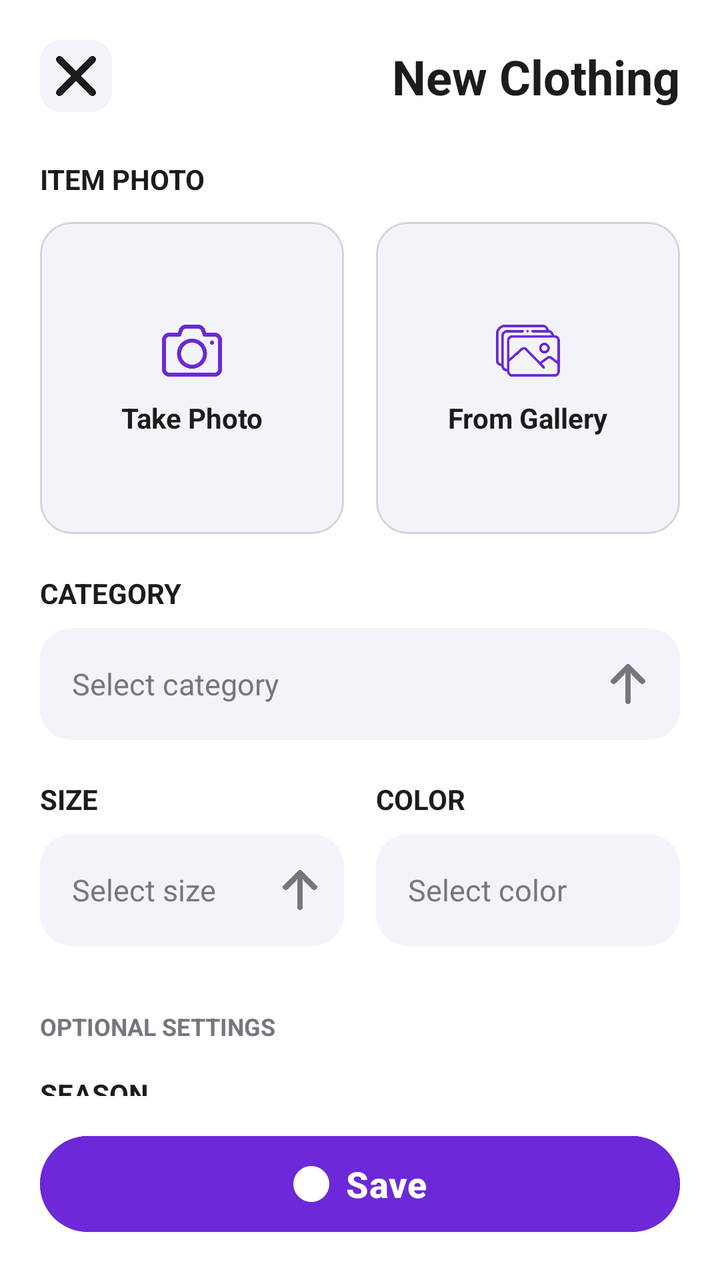
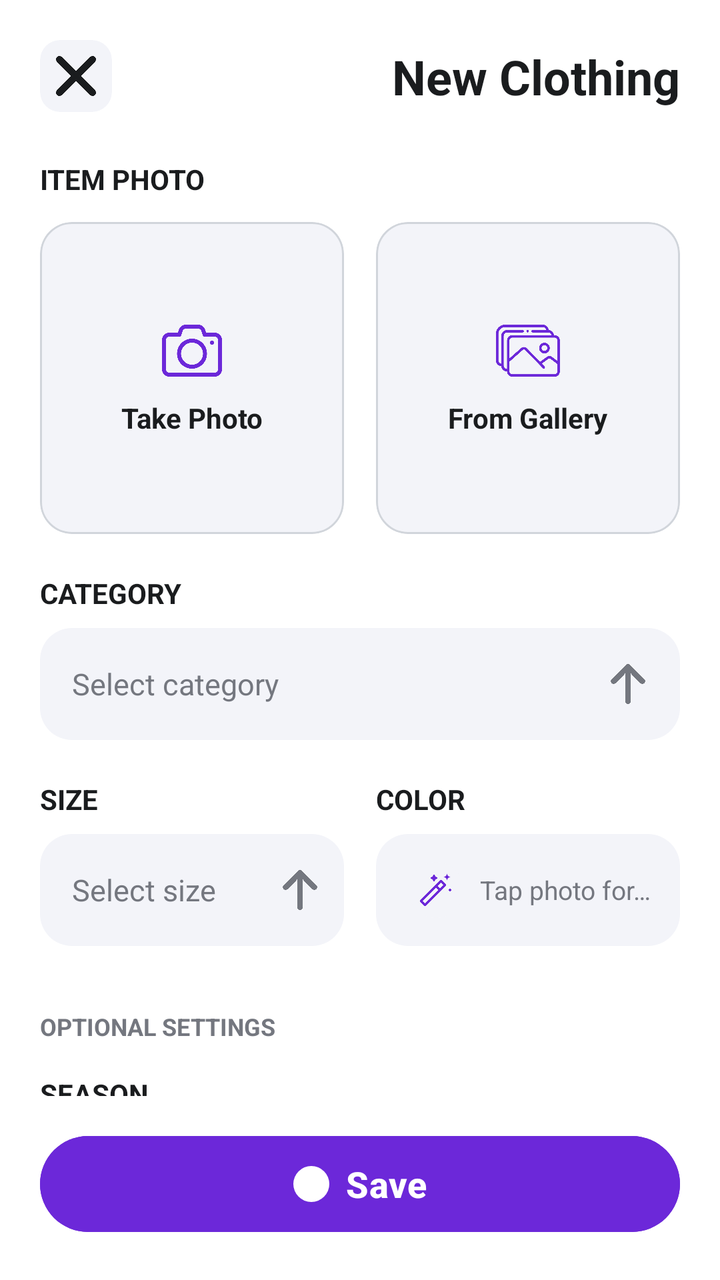

Before-and-after screenshots of an Android layout around one commit, followed by the original layout XML and the change that was made.
<!-- AndroidManifest.xml: application theme Theme.Project -->
<!-- res/layout/activity_add_item.xml -->
<?xml version="1.0" encoding="utf-8"?>
<androidx.constraintlayout.widget.ConstraintLayout xmlns:android="http://schemas.android.com/apk/res/android"
    xmlns:app="http://schemas.android.com/apk/res-auto"
    xmlns:tools="http://schemas.android.com/tools"
    android:layout_width="match_parent"
    android:layout_height="match_parent"
    android:background="@color/white"
    android:fitsSystemWindows="true"
    tools:context=".AddItemActivity">

    
    <com.google.android.material.card.MaterialCardView
        android:id="@+id/cv_close"
        android:layout_width="36dp"
        android:layout_height="36dp"
        android:layout_marginStart="20dp"
        android:layout_marginTop="20dp"
        app:cardBackgroundColor="#F3F4F9"
        app:cardCornerRadius="10dp"
        app:cardElevation="0dp"
        app:layout_constraintStart_toStartOf="parent"
        app:layout_constraintTop_toTopOf="parent"
        app:strokeWidth="0dp">

        <ImageView
            android:layout_width="20dp"
            android:layout_height="20dp"
            android:layout_gravity="center"
            android:contentDescription="Close"
            android:src="@drawable/xbutton"
            app:tint="#1A1C1E" />
    </com.google.android.material.card.MaterialCardView>

    <TextView
        android:id="@+id/tv_title"
        android:layout_width="wrap_content"
        android:layout_height="wrap_content"
        android:layout_marginEnd="20dp"
        android:text="New Clothing"
        android:textColor="#1A1C1E"
        android:textSize="24sp"
        android:textStyle="bold"
        app:layout_constraintBottom_toBottomOf="@id/cv_close"
        app:layout_constraintEnd_toEndOf="parent"
        app:layout_constraintTop_toTopOf="@id/cv_close" />

    <ScrollView
        android:layout_width="match_parent"
        android:layout_height="0dp"
        android:layout_marginTop="24dp"
        android:layout_marginBottom="16dp"
        android:clipToPadding="false"
        android:fillViewport="true"
        android:scrollbars="none"
        app:layout_constraintBottom_toTopOf="@id/btn_save"
        app:layout_constraintTop_toBottomOf="@id/cv_close">

        <LinearLayout
            android:layout_width="match_parent"
            android:layout_height="wrap_content"
            android:orientation="vertical"
            android:paddingHorizontal="20dp">

            
            <LinearLayout
                android:layout_width="wrap_content"
                android:layout_height="wrap_content"
                android:orientation="horizontal">
                <TextView
                    android:layout_width="wrap_content"
                    android:layout_height="wrap_content"
                    android:text="ITEM PHOTO"
                    android:textColor="#1A1C1E"
                    android:textSize="14sp"
                    android:textStyle="bold" />
                <TextView
                    android:id="@+id/tv_photo_asterisk"
                    android:layout_width="wrap_content"
                    android:layout_height="wrap_content"
                    android:text=" *"
                    android:textColor="#FF0000"
                    android:textSize="14sp"
                    android:textStyle="bold"
                    android:visibility="gone" />
            </LinearLayout>

            <FrameLayout
                android:layout_width="match_parent"
                android:layout_height="156dp"
                android:layout_marginTop="12dp">

                <LinearLayout
                    android:id="@+id/ll_photo_options"
                    android:layout_width="match_parent"
                    android:layout_height="match_parent"
                    android:baselineAligned="false"
                    android:orientation="horizontal">

                    <com.google.android.material.card.MaterialCardView
                        android:id="@+id/ll_take_photo"
                        android:layout_width="0dp"
                        android:layout_height="match_parent"
                        android:layout_marginEnd="8dp"
                        android:layout_weight="1"
                        android:clickable="true"
                        android:focusable="true"
                        app:cardBackgroundColor="#F3F4F9"
                        app:cardCornerRadius="16dp"
                        app:cardElevation="0dp"
                        app:strokeColor="#D1D5DB"
                        app:strokeWidth="1dp">

                        <LinearLayout
                            android:layout_width="match_parent"
                            android:layout_height="match_parent"
                            android:gravity="center"
                            android:orientation="vertical">

                            <ImageView
                                android:layout_width="32dp"
                                android:layout_height="32dp"
                                android:contentDescription="Take Photo Icon"
                                android:src="@drawable/camera"
                                app:tint="#6C28D9" />

                            <TextView
                                android:layout_width="wrap_content"
                                android:layout_height="wrap_content"
                                android:layout_marginTop="8dp"
                                android:text="Take Photo"
                                android:textColor="#1A1C1E"
                                android:textSize="14sp"
                                android:textStyle="bold" />
                        </LinearLayout>
                    </com.google.android.material.card.MaterialCardView>

                    <com.google.android.material.card.MaterialCardView
                        android:id="@+id/ll_from_gallery"
                        android:layout_width="0dp"
                        android:layout_height="match_parent"
                        android:layout_marginStart="8dp"
                        android:layout_weight="1"
                        android:clickable="true"
                        android:focusable="true"
                        app:cardBackgroundColor="#F3F4F9"
                        app:cardCornerRadius="16dp"
                        app:cardElevation="0dp"
                        app:strokeColor="#D1D5DB"
                        app:strokeWidth="1dp">

                        <LinearLayout
                            android:layout_width="match_parent"
                            android:layout_height="match_parent"
                            android:gravity="center"
                            android:orientation="vertical">

                            <ImageView
                                android:layout_width="32dp"
                                android:layout_height="32dp"
                                android:contentDescription="From Gallery Icon"
                                android:src="@drawable/gallery"
                                app:tint="#6C28D9" />

                            <TextView
                                android:layout_width="wrap_content"
                                android:layout_height="wrap_content"
                                android:layout_marginTop="8dp"
                                android:text="From Gallery"
                                android:textColor="#1A1C1E"
                                android:textSize="14sp"
                                android:textStyle="bold" />
                        </LinearLayout>
                    </com.google.android.material.card.MaterialCardView>
                </LinearLayout>

                <com.google.android.material.card.MaterialCardView
                    android:id="@+id/cv_photo_preview"
                    android:layout_width="match_parent"
                    android:layout_height="match_parent"
                    android:visibility="gone"
                    app:cardBackgroundColor="#F3F4F9"
                    app:cardCornerRadius="16dp"
                    app:cardElevation="0dp"
                    app:strokeColor="#D1D5DB"
                    app:strokeWidth="1dp">

                    <ImageView
                        android:id="@+id/iv_photo_preview"
                        android:layout_width="match_parent"
                        android:layout_height="match_parent"
                        android:clickable="true"
                        android:focusable="true"
                        android:scaleType="centerCrop" />

                    <LinearLayout
                        android:layout_width="wrap_content"
                        android:layout_height="wrap_content"
                        android:layout_gravity="top|end"
                        android:layout_margin="12dp"
                        android:orientation="horizontal">

                        <com.google.android.material.card.MaterialCardView
                            android:id="@+id/cv_crop_photo"
                            android:layout_width="32dp"
                            android:layout_height="32dp"
                            android:layout_marginEnd="8dp"
                            app:cardBackgroundColor="#80000000"
                            app:cardCornerRadius="10dp"
                            app:cardElevation="0dp"
                            app:strokeWidth="0dp">

                            <ImageView
                                android:layout_width="16dp"
                                android:layout_height="16dp"
                                android:layout_gravity="center"
                                android:contentDescription="Crop photo"
                                android:src="@drawable/crop"
                                app:tint="@color/white" />
                        </com.google.android.material.card.MaterialCardView>

                        <com.google.android.material.card.MaterialCardView
                            android:id="@+id/cv_remove_photo"
                            android:layout_width="32dp"
                            android:layout_height="32dp"
                            app:cardBackgroundColor="#80000000"
                            app:cardCornerRadius="10dp"
                            app:cardElevation="0dp"
                            app:strokeWidth="0dp">

                            <ImageView
                                android:layout_width="16dp"
                                android:layout_height="16dp"
                                android:layout_gravity="center"
                                android:contentDescription="Remove photo"
                                android:src="@drawable/xbutton"
                                app:tint="@color/white" />
                        </com.google.android.material.card.MaterialCardView>
                    </LinearLayout>
                </com.google.android.material.card.MaterialCardView>
            </FrameLayout>

            
            <LinearLayout
                android:layout_width="wrap_content"
                android:layout_height="wrap_content"
                android:layout_marginTop="20dp"
                android:orientation="horizontal">
                <TextView
                    android:layout_width="wrap_content"
                    android:layout_height="wrap_content"
                    android:text="CATEGORY"
                    android:textColor="#1A1C1E"
                    android:textSize="14sp"
                    android:textStyle="bold" />
                <TextView
                    android:id="@+id/tv_category_asterisk"
                    android:layout_width="wrap_content"
                    android:layout_height="wrap_content"
                    android:text=" *"
                    android:textColor="#FF0000"
                    android:textSize="14sp"
                    android:textStyle="bold"
                    android:visibility="gone" />
            </LinearLayout>

            <RelativeLayout
                android:id="@+id/rl_category_dropdown"
                android:layout_width="match_parent"
                android:layout_height="56dp"
                android:layout_marginTop="8dp"
                android:background="@drawable/bg_input_field"
                android:paddingStart="16dp"
                android:paddingEnd="16dp"
                android:clickable="true"
                android:focusable="true">

                <TextView
                    android:id="@+id/tv_category"
                    android:layout_width="wrap_content"
                    android:layout_height="wrap_content"
                    android:layout_centerVertical="true"
                    android:text="Select category"
                    android:textColor="#74777F"
                    android:textSize="15sp" />

                <ImageView
                    android:layout_width="20dp"
                    android:layout_height="20dp"
                    android:layout_alignParentEnd="true"
                    android:layout_centerVertical="true"
                    android:contentDescription="Dropdown Arrow"
                    android:rotation="90"
                    android:src="@drawable/arrow"
                    app:tint="#74777F" />
            </RelativeLayout>

            <LinearLayout
                android:layout_width="match_parent"
                android:layout_height="wrap_content"
                android:layout_marginTop="20dp"
                android:baselineAligned="false"
                android:orientation="horizontal">

                <LinearLayout
                    android:layout_width="0dp"
                    android:layout_height="wrap_content"
                    android:layout_weight="1"
                    android:orientation="vertical">

                    <LinearLayout
                        android:layout_width="wrap_content"
                        android:layout_height="wrap_content"
                        android:orientation="horizontal">
                        <TextView
                            android:layout_width="wrap_content"
                            android:layout_height="wrap_content"
                            android:text="SIZE"
                            android:textColor="#1A1C1E"
                            android:textSize="14sp"
                            android:textStyle="bold" />
                        <TextView
                            android:id="@+id/tv_size_asterisk"
                            android:layout_width="wrap_content"
                            android:layout_height="wrap_content"
                            android:text=" *"
                            android:textColor="#FF0000"
                            android:textSize="14sp"
                            android:textStyle="bold"
                            android:visibility="gone" />
                    </LinearLayout>

                    <RelativeLayout
                        android:id="@+id/rl_size_dropdown"
                        android:layout_width="match_parent"
                        android:layout_height="56dp"
                        android:layout_marginTop="8dp"
                        android:background="@drawable/bg_input_field"
                        android:clickable="true"
                        android:focusable="true"
                        android:paddingStart="16dp"
                        android:paddingEnd="12dp">

                        <TextView
                            android:id="@+id/tv_size"
                            android:layout_width="wrap_content"
                            android:layout_height="wrap_content"
                            android:layout_centerVertical="true"
                            android:text="Select size"
                            android:textColor="#74777F"
                            android:textSize="15sp" />

                        <ImageView
                            android:layout_width="20dp"
                            android:layout_height="20dp"
                            android:layout_alignParentEnd="true"
                            android:layout_centerVertical="true"
                            android:contentDescription="Dropdown Arrow"
                            android:rotation="90"
                            android:src="@drawable/arrow"
                            app:tint="#74777F" />
                    </RelativeLayout>
                </LinearLayout>

                <View
                    android:layout_width="16dp"
                    android:layout_height="0dp" />

                <LinearLayout
                    android:layout_width="0dp"
                    android:layout_height="wrap_content"
                    android:layout_weight="1"
                    android:orientation="vertical">

                    <LinearLayout
                        android:layout_width="wrap_content"
                        android:layout_height="wrap_content"
                        android:orientation="horizontal">
                        <TextView
                            android:layout_width="wrap_content"
                            android:layout_height="wrap_content"
                            android:text="COLOR"
                            android:textColor="#1A1C1E"
                            android:textSize="14sp"
                            android:textStyle="bold" />
                        <TextView
                            android:id="@+id/tv_color_asterisk"
                            android:layout_width="wrap_content"
                            android:layout_height="wrap_content"
                            android:text=" *"
                            android:textColor="#FF0000"
                            android:textSize="14sp"
                            android:textStyle="bold"
                            android:visibility="gone" />
                    </LinearLayout>

                    <RelativeLayout
                        android:id="@+id/rl_color_selection"
                        android:layout_width="match_parent"
                        android:layout_height="56dp"
                        android:layout_marginTop="8dp"
                        android:background="@drawable/bg_input_field"
                        android:clickable="true"
                        android:focusable="true"
                        android:paddingStart="16dp"
                        android:paddingEnd="12dp">

                        <TextView
                            android:id="@+id/tv_selected_color"
                            android:layout_width="wrap_content"
                            android:layout_height="wrap_content"
                            android:layout_centerVertical="true"
                            android:layout_toStartOf="@+id/ll_selected_colors_container"
                            android:layout_alignParentStart="true"
                            android:layout_marginEnd="8dp"
                            android:ellipsize="end"
                            android:maxLines="1"
                            android:text="Select color"
                            android:textColor="#74777F"
                            android:textSize="15sp" />

                        <LinearLayout
                            android:id="@+id/ll_selected_colors_container"
                            android:layout_width="wrap_content"
                            android:layout_height="24dp"
                            android:layout_alignParentEnd="true"
                            android:layout_centerVertical="true"
                            android:orientation="horizontal"
                            android:gravity="end" />
                    </RelativeLayout>
                </LinearLayout>
            </LinearLayout>

            
            <TextView
                android:layout_width="wrap_content"
                android:layout_height="wrap_content"
                android:layout_marginTop="32dp"
                android:text="OPTIONAL SETTINGS"
                android:textColor="#74777F"
                android:textSize="12sp"
                android:textStyle="bold" />

            
            <TextView
                android:layout_width="wrap_content"
                android:layout_height="wrap_content"
                android:layout_marginTop="16dp"
                android:text="SEASON"
                android:textColor="#1A1C1E"
                android:textSize="14sp"
                android:textStyle="bold" />

            <com.google.android.material.chip.ChipGroup
                android:id="@+id/cg_seasons"
                android:layout_width="match_parent"
                android:layout_height="wrap_content"
                android:layout_marginTop="8dp"
                app:chipSpacingHorizontal="8dp"
                app:chipSpacingVertical="8dp">

                <com.google.android.material.chip.Chip
                    style="@style/Widget.MaterialComponents.Chip.Choice"
                    android:layout_width="wrap_content"
                    android:layout_height="32dp"
                    android:textColor="@color/chip_text_color"
                    app:chipBackgroundColor="@color/chip_background_color"
                    app:chipMinHeight="32dp"
                    app:chipStrokeColor="@color/chip_stroke_color"
                    app:chipStrokeWidth="1dp"
                    app:ensureMinTouchTargetSize="false"
                    android:text="Spring" />

                <com.google.android.material.chip.Chip
                    style="@style/Widget.MaterialComponents.Chip.Choice"
                    android:layout_width="wrap_content"
                    android:layout_height="32dp"
                    android:textColor="@color/chip_text_color"
                    app:chipBackgroundColor="@color/chip_background_color"
                    app:chipMinHeight="32dp"
                    app:chipStrokeColor="@color/chip_stroke_color"
                    app:chipStrokeWidth="1dp"
                    app:ensureMinTouchTargetSize="false"
                    android:text="Summer" />

                <com.google.android.material.chip.Chip
                    style="@style/Widget.MaterialComponents.Chip.Choice"
                    android:layout_width="wrap_content"
                    android:layout_height="32dp"
                    android:textColor="@color/chip_text_color"
                    app:chipBackgroundColor="@color/chip_background_color"
                    app:chipMinHeight="32dp"
                    app:chipStrokeColor="@color/chip_stroke_color"
                    app:chipStrokeWidth="1dp"
                    app:ensureMinTouchTargetSize="false"
                    android:text="Fall" />

                <com.google.android.material.chip.Chip
                    style="@style/Widget.MaterialComponents.Chip.Choice"
                    android:layout_width="wrap_content"
                    android:layout_height="32dp"
                    android:textColor="@color/chip_text_color"
                    app:chipBackgroundColor="@color/chip_background_color"
                    app:chipMinHeight="32dp"
                    app:chipStrokeColor="@color/chip_stroke_color"
                    app:chipStrokeWidth="1dp"
                    app:ensureMinTouchTargetSize="false"
                    android:text="Winter" />
            </com.google.android.material.chip.ChipGroup>

            
            <TextView
                android:layout_width="wrap_content"
                android:layout_height="wrap_content"
                android:layout_marginTop="20dp"
                android:text="OCCASION"
                android:textColor="#1A1C1E"
                android:textSize="14sp"
                android:textStyle="bold" />

            <com.google.android.material.chip.ChipGroup
                android:id="@+id/cg_occasions"
                android:layout_width="match_parent"
                android:layout_height="wrap_content"
                android:layout_marginTop="8dp"
                app:chipSpacingHorizontal="8dp"
                app:chipSpacingVertical="8dp">

                <com.google.android.material.chip.Chip
                    style="@style/Widget.MaterialComponents.Chip.Choice"
                    android:layout_width="wrap_content"
                    android:layout_height="32dp"
                    android:textColor="@color/chip_text_color"
                    app:chipBackgroundColor="@color/chip_background_color"
                    app:chipMinHeight="32dp"
                    app:chipStrokeColor="@color/chip_stroke_color"
                    app:chipStrokeWidth="1dp"
                    app:ensureMinTouchTargetSize="false"
                    android:text="Casual" />

                <com.google.android.material.chip.Chip
                    style="@style/Widget.MaterialComponents.Chip.Choice"
                    android:layout_width="wrap_content"
                    android:layout_height="32dp"
                    android:textColor="@color/chip_text_color"
                    app:chipBackgroundColor="@color/chip_background_color"
                    app:chipMinHeight="32dp"
                    app:chipStrokeColor="@color/chip_stroke_color"
                    app:chipStrokeWidth="1dp"
                    app:ensureMinTouchTargetSize="false"
                    android:text="Formal" />

                <com.google.android.material.chip.Chip
                    style="@style/Widget.MaterialComponents.Chip.Choice"
                    android:layout_width="wrap_content"
                    android:layout_height="32dp"
                    android:textColor="@color/chip_text_color"
                    app:chipBackgroundColor="@color/chip_background_color"
                    app:chipMinHeight="32dp"
                    app:chipStrokeColor="@color/chip_stroke_color"
                    app:chipStrokeWidth="1dp"
                    app:ensureMinTouchTargetSize="false"
                    android:text="Work" />

                <com.google.android.material.chip.Chip
                    style="@style/Widget.MaterialComponents.Chip.Choice"
                    android:layout_width="wrap_content"
                    android:layout_height="32dp"
                    android:textColor="@color/chip_text_color"
                    app:chipBackgroundColor="@color/chip_background_color"
                    app:chipMinHeight="32dp"
                    app:chipStrokeColor="@color/chip_stroke_color"
                    app:chipStrokeWidth="1dp"
                    app:ensureMinTouchTargetSize="false"
                    android:text="Party" />

                <com.google.android.material.chip.Chip
                    style="@style/Widget.MaterialComponents.Chip.Choice"
                    android:layout_width="wrap_content"
                    android:layout_height="32dp"
                    android:textColor="@color/chip_text_color"
                    app:chipBackgroundColor="@color/chip_background_color"
                    app:chipMinHeight="32dp"
                    app:chipStrokeColor="@color/chip_stroke_color"
                    app:chipStrokeWidth="1dp"
                    app:ensureMinTouchTargetSize="false"
                    android:text="Sport" />

                <com.google.android.material.chip.Chip
                    android:id="@+id/chip_add_occasion"
                    style="@style/Widget.MaterialComponents.Chip.Action"
                    android:layout_width="48dp"
                    android:layout_height="32dp"
                    app:chipBackgroundColor="#F3F4F9"
                    app:chipCornerRadius="16dp"
                    app:chipIcon="@drawable/plus"
                    app:chipIconSize="18dp"
                    app:chipIconTint="#6C28D9"
                    app:chipMinHeight="32dp"
                    app:chipStrokeWidth="0dp"
                    app:ensureMinTouchTargetSize="false"
                    app:iconEndPadding="0dp"
                    app:iconStartPadding="12dp" />
            </com.google.android.material.chip.ChipGroup>
        </LinearLayout>
    </ScrollView>

    <Button
        android:id="@+id/btn_save"
        android:layout_width="match_parent"
        android:layout_height="56dp"
        android:layout_marginHorizontal="20dp"
        android:layout_marginBottom="20dp"
        android:backgroundTint="#6C28D9"
        android:text="Save"
        android:textAllCaps="false"
        android:textColor="@color/white"
        android:textSize="18sp"
        android:textStyle="bold"
        app:cornerRadius="32dp"
        app:icon="@drawable/ic_check_badge"
        app:iconGravity="textStart"
        app:iconPadding="8dp"
        app:iconTint="@color/white"
        app:layout_constraintBottom_toBottomOf="parent" />

</androidx.constraintlayout.widget.ConstraintLayout>
<!-- resources referenced by this layout -->
<resources>
  <color name="white">#FFFFFFFF</color>
  <!-- drawable arrow: png bitmap (drawable, 7401 bytes) -->
  <!-- drawable bg_input_field (drawable) -->
  <?xml version="1.0" encoding="utf-8"?>
  <shape xmlns:android="http://schemas.android.com/apk/res/android">
      <solid android:color="#F3F4F9" />
      <corners android:radius="16dp" />
  </shape>
  <!-- drawable camera: png bitmap (drawable, 13061 bytes) -->
  <!-- drawable crop: png bitmap (drawable, 7800 bytes) -->
  <!-- drawable gallery: png bitmap (drawable, 17717 bytes) -->
  <!-- drawable ic_check_badge (drawable) -->
  <?xml version="1.0" encoding="utf-8"?>
  <layer-list xmlns:android="http://schemas.android.com/apk/res/android">
      <item>
          <shape android:shape="oval">
              <solid android:color="#000000" />
              <size android:width="20dp" android:height="20dp" />
          </shape>
      </item>
      <item
          android:bottom="4dp"
          android:left="4dp"
          android:right="4dp"
          android:top="4dp">
          <vector
              android:width="12dp"
              android:height="12dp"
              android:viewportWidth="24"
              android:viewportHeight="24">
              <path
                  android:fillColor="#FFFFFF"
                  android:pathData="M9,16.17L4.83,12l-1.42,1.41L9,19 21,7l-1.41-1.41z" />
          </vector>
      </item>
  </layer-list>
  <!-- drawable plus: png bitmap (drawable, 2029 bytes) -->
  <!-- drawable xbutton: png bitmap (drawable, 10675 bytes) -->
  <style name="Theme.Project" parent="Base.Theme.Project" />
  <style name="Base.Theme.Project" parent="Theme.Material3.DayNight.NoActionBar">
          
          
      </style>
</resources>

<!-- the commit's change to res/layout/activity_add_item.xml (unified diff, before → after) -->
@@ -198,6 +198,25 @@
                         android:layout_gravity="top|end"
                         android:layout_margin="12dp"
                         android:orientation="horizontal">
+
+                        <com.google.android.material.card.MaterialCardView
+                            android:id="@+id/cv_zoom_photo"
+                            android:layout_width="32dp"
+                            android:layout_height="32dp"
+                            android:layout_marginEnd="8dp"
+                            app:cardBackgroundColor="#80000000"
+                            app:cardCornerRadius="10dp"
+                            app:cardElevation="0dp"
+                            app:strokeWidth="0dp">
+
+                            <ImageView
+                                android:layout_width="16dp"
+                                android:layout_height="16dp"
+                                android:layout_gravity="center"
+                                android:contentDescription="Zoom photo"
+                                android:src="@drawable/zoom"
+                                app:tint="@color/white" />
+                        </com.google.android.material.card.MaterialCardView>
 
                         <com.google.android.material.card.MaterialCardView
                             android:id="@+id/cv_crop_photo"
@@ -399,24 +418,41 @@
                         android:layout_height="56dp"
                         android:layout_marginTop="8dp"
                         android:background="@drawable/bg_input_field"
-                        android:clickable="true"
-                        android:focusable="true"
                         android:paddingStart="16dp"
                         android:paddingEnd="12dp">
+
+                        <com.google.android.material.card.MaterialCardView
+                            android:id="@+id/cv_color_wand"
+                            android:layout_width="28dp"
+                            android:layout_height="28dp"
+                            android:layout_centerVertical="true"
+                            app:cardBackgroundColor="#F3F4F9"
+                            app:cardCornerRadius="14dp"
+                            app:cardElevation="0dp"
+                            app:strokeWidth="0dp">
+
+                            <ImageView
+                                android:id="@+id/iv_color_wand"
+                                android:layout_width="16dp"
+                                android:layout_height="16dp"
+                                android:layout_gravity="center"
+                                android:src="@drawable/magic"
+                                app:tint="#6C28D9" />
+                        </com.google.android.material.card.MaterialCardView>
 
                         <TextView
                             android:id="@+id/tv_selected_color"
                             android:layout_width="wrap_content"
                             android:layout_height="wrap_content"
                             android:layout_centerVertical="true"
+                            android:layout_marginStart="8dp"
+                            android:layout_toEndOf="@id/cv_color_wand"
                             android:layout_toStartOf="@+id/ll_selected_colors_container"
-                            android:layout_alignParentStart="true"
-                            android:layout_marginEnd="8dp"
                             android:ellipsize="end"
                             android:maxLines="1"
-                            android:text="Select color"
+                            android:text="Tap photo for color"
                             android:textColor="#74777F"
-                            android:textSize="15sp" />
+                            android:textSize="13sp" />
 
                         <LinearLayout
                             android:id="@+id/ll_selected_colors_container"
<!-- resource entries referenced after the edit -->
@@ -36,8 +36,10 @@
           </vector>
       </item>
   </layer-list>
+  <!-- drawable magic: png bitmap (drawable, 8048 bytes) -->
   <!-- drawable plus: png bitmap (drawable, 2029 bytes) -->
   <!-- drawable xbutton: png bitmap (drawable, 10675 bytes) -->
+  <!-- drawable zoom: png bitmap (drawable, 7910 bytes) -->
   <style name="Theme.Project" parent="Base.Theme.Project" />
   <style name="Base.Theme.Project" parent="Theme.Material3.DayNight.NoActionBar">
           
